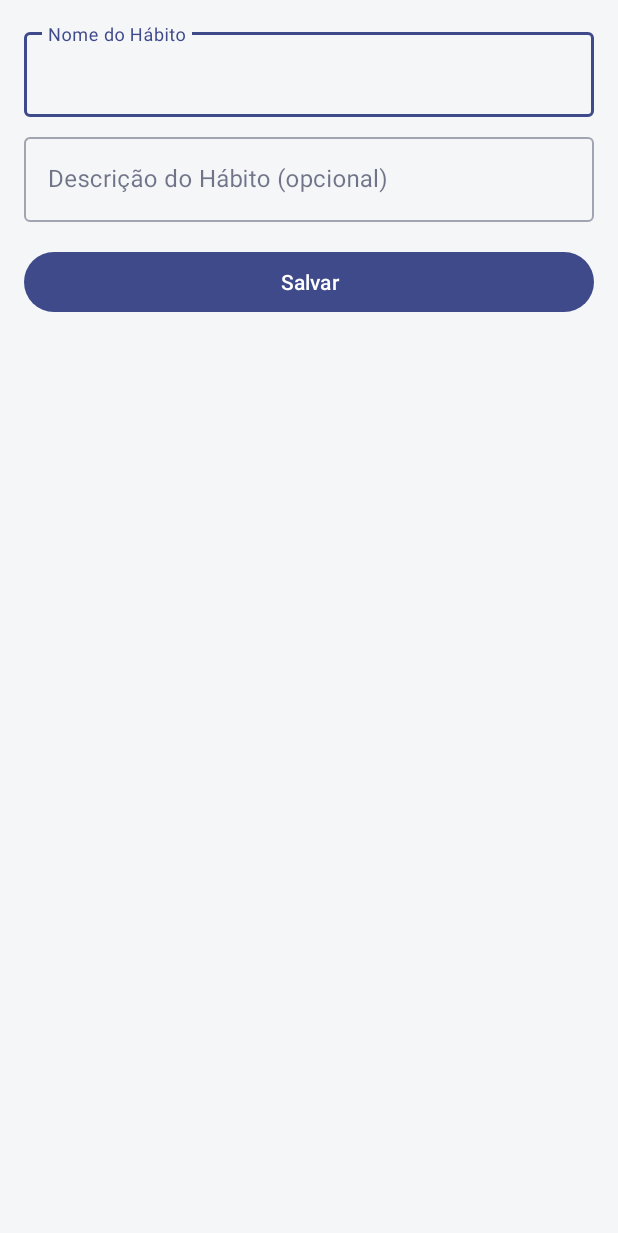
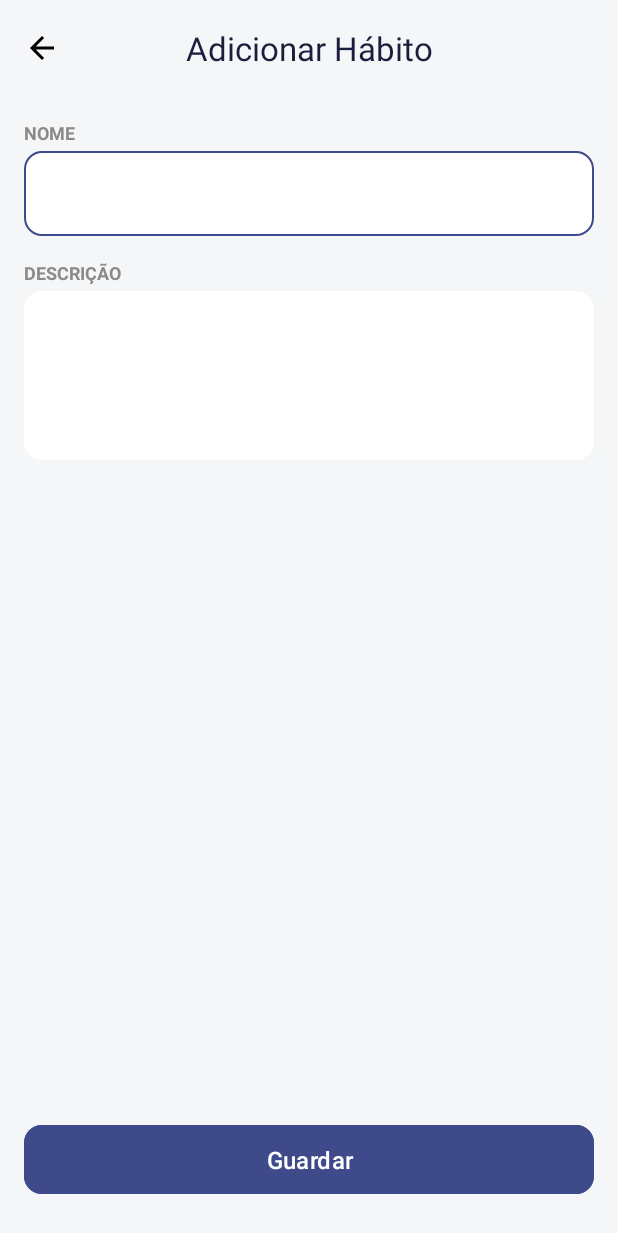
Before and after one commit to allaf-ramon/habittracker-mobile, an Android app: the AddEditHabitActivity screen opened directly, with no data from a screen before it, on a phone screen of 412 x 824 dp. Shown: the top 1233 px of the screen. Run offline under Robolectric (Android 15) with nearby library versions, the phone set to English and light mode, and no system bars.

Commit message:
feat: atualiza tela de adicionar e editar habito com novo layout e toolbar personalizada

```diff
--- a/app/src/main/java/br/com/habittracker/mobile/ui/AddEditHabitActivity.java
+++ b/app/src/main/java/br/com/habittracker/mobile/ui/AddEditHabitActivity.java
@@ -13,6 +13,8 @@ import androidx.core.view.ViewCompat;
 import androidx.core.view.WindowInsetsCompat;
 import androidx.lifecycle.ViewModelProvider;
 
+import com.google.android.material.appbar.MaterialToolbar;
+
 import br.com.habittracker.mobile.R;
 import br.com.habittracker.mobile.viewmodel.AddEditHabitViewModel;
 
@@ -21,6 +23,7 @@ public class AddEditHabitActivity extends AppCompatActivity {
     private AddEditHabitViewModel addEditHabitViewModel;
     private EditText editTextName;
     private EditText editTextDescription;
+    private MaterialToolbar toolbar;
     private Long currentHabitId = null; // null significa modo de criação
 
     @Override
@@ -48,15 +51,22 @@ public class AddEditHabitActivity extends AppCompatActivity {
             return insets;
         });
 
+        toolbar = findViewById(R.id.toolbar);
         editTextName = findViewById(R.id.edit_text_habit_name);
         editTextDescription = findViewById(R.id.edit_text_habit_description);
         Button buttonSave = findViewById(R.id.button_save_habit);
+
+        // Configura a Toolbar como a ActionBar da atividade
+        setSupportActionBar(toolbar);
+        if (getSupportActionBar() != null) {
+            getSupportActionBar().setDisplayShowTitleEnabled(false); // Desativa o título padrão
+        }
 
         addEditHabitViewModel = new ViewModelProvider(this).get(AddEditHabitViewModel.class);
 
         if (getIntent().hasExtra(EXTRA_HABIT_ID)) {
             currentHabitId = getIntent().getLongExtra(EXTRA_HABIT_ID, -1);
-            setTitle(R.string.edit_habit);
+            toolbar.setTitle(R.string.edit_habit);
 
             addEditHabitViewModel.getHabitById(currentHabitId).observe(this, habit -> {
                 if (habit != null) {
@@ -65,8 +75,11 @@ public class AddEditHabitActivity extends AppCompatActivity {
                 }
             });
         } else {
-            setTitle(R.string.add_habit);
+            toolbar.setTitle(R.string.add_habit);
         }
+
+        // Listener do botão de voltar da Toolbar
+        toolbar.setNavigationOnClickListener(v -> finish());
 
         addEditHabitViewModel.saveSuccess.observe(this, success -> {
             if (success) {
--- /dev/null
+++ b/app/src/main/res/drawable/ic_arrow_back.xml
@@ -0,0 +1,5 @@
+<vector xmlns:android="http://schemas.android.com/apk/res/android" android:autoMirrored="true" android:height="24dp" android:tint="#000000" android:viewportHeight="24" android:viewportWidth="24" android:width="24dp">
+
+    <path android:fillColor="@android:color/white" android:pathData="M20,11H7.83l5.59,-5.59L12,4l-8,8 8,8 1.41,-1.41L7.83,13H20v-2z"/>
+
+</vector>
--- a/app/src/main/res/layout/activity_add_edit_habit.xml
+++ b/app/src/main/res/layout/activity_add_edit_habit.xml
@@ -1,47 +1,133 @@
 <?xml version="1.0" encoding="utf-8"?>
-<LinearLayout
-    xmlns:android="http://schemas.android.com/apk/res/android"
+<androidx.constraintlayout.widget.ConstraintLayout xmlns:android="http://schemas.android.com/apk/res/android"
     xmlns:app="http://schemas.android.com/apk/res-auto"
     xmlns:tools="http://schemas.android.com/tools"
     android:id="@+id/main"
     android:layout_width="match_parent"
     android:layout_height="match_parent"
-    android:orientation="vertical"
-    android:padding="16dp"
+    android:background="@color/background_light_gray"
     tools:context=".ui.AddEditHabitActivity">
 
-    <com.google.android.material.textfield.TextInputLayout
+    <com.google.android.material.appbar.AppBarLayout
+        android:id="@+id/app_bar_layout"
         android:layout_width="match_parent"
         android:layout_height="wrap_content"
-        style="@style/Widget.MaterialComponents.TextInputLayout.OutlinedBox">
+        android:background="@color/background_light_gray"
+        app:elevation="0dp"
+        app:layout_constraintTop_toTopOf="parent">
+
+        <com.google.android.material.appbar.MaterialToolbar
+            android:id="@+id/toolbar"
+            android:layout_width="match_parent"
+            android:layout_height="?attr/actionBarSize"
+            app:navigationIcon="@drawable/ic_arrow_back"
+            app:titleCentered="true"
+            app:titleTextColor="@color/primary_dark_blue" />
+
+    </com.google.android.material.appbar.AppBarLayout>
+
+    <TextView
+        android:id="@+id/label_name"
+        android:layout_width="wrap_content"
+        android:layout_height="wrap_content"
+        android:layout_marginStart="16dp"
+        android:layout_marginTop="16dp"
+        android:text="NOME"
+        android:textColor="@color/text_secondary_gray"
+        android:textSize="12sp"
+        android:textStyle="bold"
+        app:layout_constraintStart_toStartOf="parent"
+        app:layout_constraintTop_toBottomOf="@id/app_bar_layout" />
+
+    <com.google.android.material.textfield.TextInputLayout
+        android:id="@+id/text_input_layout_name"
+        style="@style/Widget.MaterialComponents.TextInputLayout.OutlinedBox"
+        android:layout_width="0dp"
+        android:layout_height="wrap_content"
+        android:layout_marginStart="16dp"
+        android:layout_marginTop="4dp"
+        android:layout_marginEnd="16dp"
+        app:boxBackgroundColor="@color/white"
+        app:boxCornerRadiusBottomEnd="12dp"
+        app:boxCornerRadiusBottomStart="12dp"
+        app:boxCornerRadiusTopEnd="12dp"
+        app:boxCornerRadiusTopStart="12dp"
+        app:boxStrokeWidth="0dp"
+        app:boxStrokeWidthFocused="1dp"
+        app:hintEnabled="false"
+        app:layout_constraintEnd_toEndOf="parent"
+        app:layout_constraintStart_toStartOf="parent"
+        app:layout_constraintTop_toBottomOf="@id/label_name">
 
         <com.google.android.material.textfield.TextInputEditText
             android:id="@+id/edit_text_habit_name"
             android:layout_width="match_parent"
             android:layout_height="wrap_content"
-            android:hint="@string/habit_name"
-            android:inputType="textCapSentences"/>
+            android:inputType="textCapSentences"
+            android:textColor="@color/text_primary_dark" />
+
     </com.google.android.material.textfield.TextInputLayout>
 
+    <TextView
+        android:id="@+id/label_description"
+        android:layout_width="wrap_content"
+        android:layout_height="wrap_content"
+        android:layout_marginStart="16dp"
+        android:layout_marginTop="16dp"
+        android:text="DESCRIÇÃO"
+        android:textColor="@color/text_secondary_gray"
+        android:textSize="12sp"
+        android:textStyle="bold"
+        app:layout_constraintStart_toStartOf="parent"
+        app:layout_constraintTop_toBottomOf="@id/text_input_layout_name" />
+
     <com.google.android.material.textfield.TextInputLayout
-        android:layout_width="match_parent"
+        android:id="@+id/text_input_layout_description"
+        style="@style/Widget.MaterialComponents.TextInputLayout.OutlinedBox"
+        android:layout_width="0dp"
         android:layout_height="wrap_content"
-        android:layout_marginTop="8dp"
-        style="@style/Widget.MaterialComponents.TextInputLayout.OutlinedBox">
+        android:layout_marginStart="16dp"
+        android:layout_marginTop="4dp"
+        android:layout_marginEnd="16dp"
+        app:boxBackgroundColor="@color/white"
+        app:boxCornerRadiusBottomEnd="12dp"
+        app:boxCornerRadiusBottomStart="12dp"
+        app:boxCornerRadiusTopEnd="12dp"
+        app:boxCornerRadiusTopStart="12dp"
+        app:boxStrokeWidth="0dp"
+        app:boxStrokeWidthFocused="1dp"
+        app:hintEnabled="false"
+        app:layout_constraintEnd_toEndOf="parent"
+        app:layout_constraintStart_toStartOf="parent"
+        app:layout_constraintTop_toBottomOf="@id/label_description">
 
         <com.google.android.material.textfield.TextInputEditText
             android:id="@+id/edit_text_habit_description"
             android:layout_width="match_parent"
             android:layout_height="wrap_content"
-            android:hint="@string/habit_description_optional"
-            android:inputType="textCapSentences"/>
+            android:gravity="top"
+            android:inputType="textMultiLine|textCapSentences"
+            android:lines="4"
+            android:textColor="@color/text_primary_dark" />
+
     </com.google.android.material.textfield.TextInputLayout>
 
-    <Button
+    <com.google.android.material.button.MaterialButton
         android:id="@+id/button_save_habit"
-        android:layout_width="match_parent"
+        android:layout_width="0dp"
         android:layout_height="wrap_content"
-        android:layout_marginTop="16dp"
-        android:text="@string/save"/>
+        android:layout_marginStart="16dp"
+        android:layout_marginEnd="16dp"
+        android:layout_marginBottom="24dp"
+        android:backgroundTint="@color/primary_button_blue"
+        android:paddingTop="12dp"
+        android:paddingBottom="12dp"
+        android:text="Guardar"
+        android:textAllCaps="false"
+        android:textSize="16sp"
+        app:cornerRadius="12dp"
+        app:layout_constraintBottom_toBottomOf="parent"
+        app:layout_constraintEnd_toEndOf="parent"
+        app:layout_constraintStart_toStartOf="parent" />
 
-</LinearLayout >
+</androidx.constraintlayout.widget.ConstraintLayout>
```
